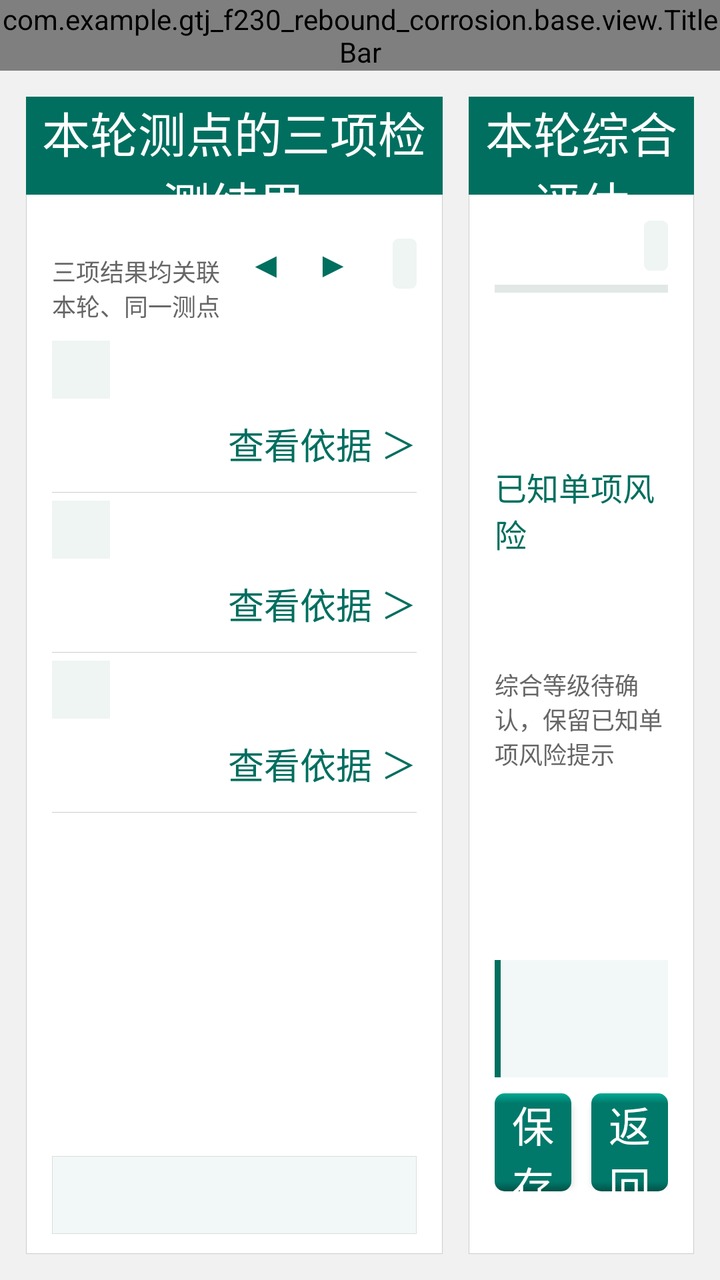
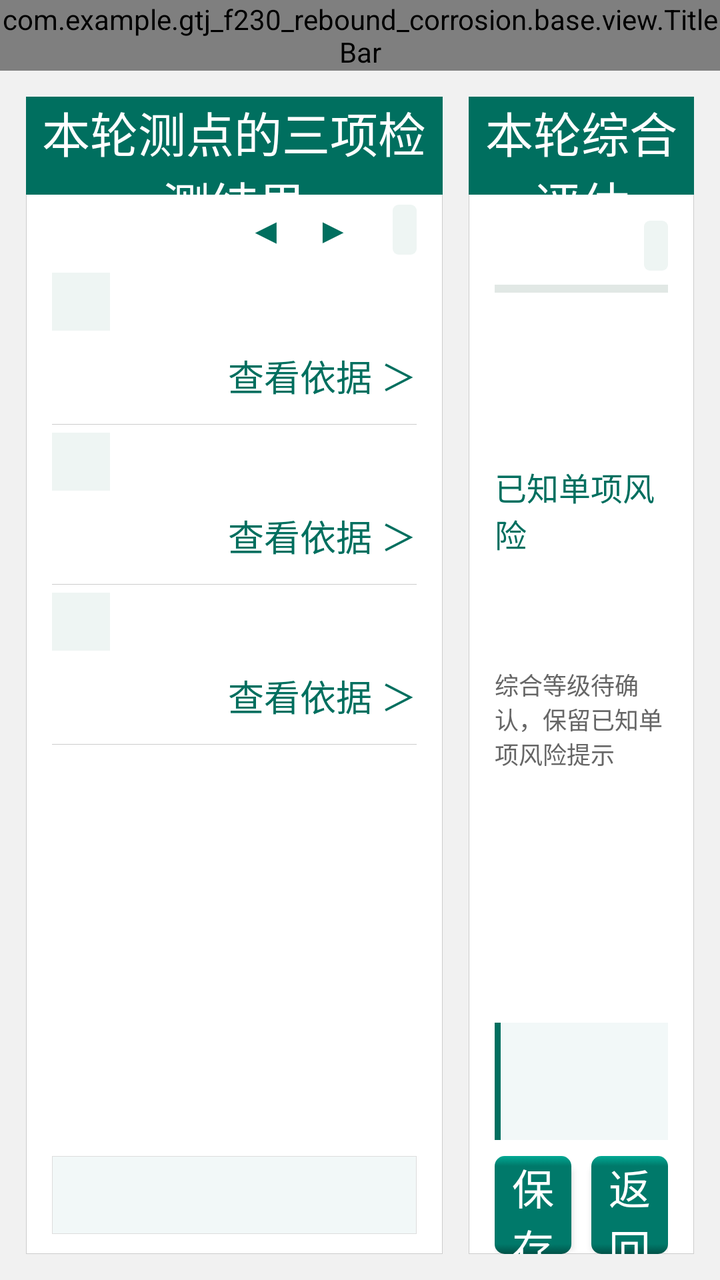

Before-and-after screenshots of an Android layout around one commit, followed by the original layout XML and the change that was made.
<!-- AndroidManifest.xml: application theme AppTheme -->
<!-- res/layout/act_assessment.xml -->
<?xml version="1.0" encoding="utf-8"?>
<LinearLayout xmlns:android="http://schemas.android.com/apk/res/android"
    android:layout_width="match_parent"
    android:layout_height="match_parent"
    android:orientation="vertical">

    <com.example.gtj_f230_rebound_corrosion.base.view.TitleBar
        android:id="@+id/navigationBar"
        android:layout_width="match_parent"
        android:layout_height="wrap_content"
        android:background="@color/theme_color" />

    <LinearLayout
        android:layout_width="match_parent"
        android:layout_height="0dp"
        android:layout_margin="13dp"
        android:layout_weight="1"
        android:orientation="horizontal">

        
        <LinearLayout
            android:layout_width="0dp"
            android:layout_height="match_parent"
            android:layout_weight="65"
            android:background="@drawable/bg_assess_panel"
            android:orientation="vertical">

            <TextView
                android:layout_width="match_parent"
                android:layout_height="49dp"
                android:background="@color/theme_color"
                android:gravity="center"
                android:text="本轮测点的三项检测结果"
                android:textColor="@color/colorFFF"
                android:textSize="24dp" />

            <LinearLayout
                android:layout_width="match_parent"
                android:layout_height="wrap_content"
                android:gravity="center_vertical"
                android:orientation="horizontal"
                android:paddingLeft="13dp"
                android:paddingTop="5dp"
                android:paddingRight="13dp"
                android:paddingBottom="5dp">

                <LinearLayout
                    android:layout_width="0dp"
                    android:layout_height="wrap_content"
                    android:layout_weight="1"
                    android:orientation="vertical">

                    <TextView
                        android:id="@+id/tv_head_title"
                        android:layout_width="wrap_content"
                        android:layout_height="wrap_content"
                        android:textColor="@color/color333"
                        android:textSize="18dp" />

                    <TextView
                        android:layout_width="wrap_content"
                        android:layout_height="wrap_content"
                        android:text="三项结果均关联本轮、同一测点"
                        android:textColor="@color/color666"
                        android:textSize="12dp" />
                </LinearLayout>

                <TextView
                    android:id="@+id/tv_point_prev"
                    android:layout_width="wrap_content"
                    android:layout_height="wrap_content"
                    android:paddingLeft="8dp"
                    android:paddingRight="8dp"
                    android:text="◀"
                    android:textColor="@color/theme_color"
                    android:textSize="18dp" />

                <TextView
                    android:id="@+id/tv_point_index"
                    android:layout_width="wrap_content"
                    android:layout_height="wrap_content"
                    android:textColor="@color/color666"
                    android:textSize="16dp" />

                <TextView
                    android:id="@+id/tv_point_next"
                    android:layout_width="wrap_content"
                    android:layout_height="wrap_content"
                    android:paddingLeft="8dp"
                    android:paddingRight="8dp"
                    android:text="▶"
                    android:textColor="@color/theme_color"
                    android:textSize="18dp" />

                <TextView
                    android:id="@+id/tv_pill"
                    android:layout_width="wrap_content"
                    android:layout_height="wrap_content"
                    android:layout_marginStart="13dp"
                    android:background="@drawable/bg_assess_pill"
                    android:paddingLeft="6dp"
                    android:paddingTop="3dp"
                    android:paddingRight="6dp"
                    android:paddingBottom="3dp"
                    android:textColor="@color/theme_color"
                    android:textSize="14dp" />
            </LinearLayout>

            <ScrollView
                android:layout_width="match_parent"
                android:layout_height="0dp"
                android:layout_weight="1"
                android:fillViewport="true">

                <LinearLayout
                    android:layout_width="match_parent"
                    android:layout_height="wrap_content"
                    android:orientation="vertical"
                    android:paddingLeft="13dp"
                    android:paddingRight="13dp">

                    <include
                        android:id="@+id/metric_crack"
                        layout="@layout/item_assess_metric" />

                    <include
                        android:id="@+id/metric_strength"
                        layout="@layout/item_assess_metric" />

                    <include
                        android:id="@+id/metric_corrosion"
                        layout="@layout/item_assess_metric" />
                </LinearLayout>
            </ScrollView>

            <TextView
                android:id="@+id/tv_process"
                android:layout_width="match_parent"
                android:layout_height="wrap_content"
                android:layout_marginLeft="13dp"
                android:layout_marginTop="7dp"
                android:layout_marginRight="13dp"
                android:layout_marginBottom="10dp"
                android:background="@drawable/bg_assess_process"
                android:lineSpacingExtra="5dp"
                android:maxHeight="83dp"
                android:padding="10dp"
                android:textColor="@color/color666"
                android:textSize="14dp" />
        </LinearLayout>

        
        <LinearLayout
            android:layout_width="0dp"
            android:layout_height="match_parent"
            android:layout_marginStart="13dp"
            android:layout_weight="35"
            android:background="@drawable/bg_assess_panel"
            android:orientation="vertical">

            <TextView
                android:layout_width="match_parent"
                android:layout_height="49dp"
                android:background="@color/theme_color"
                android:gravity="center"
                android:text="本轮综合评估"
                android:textColor="@color/colorFFF"
                android:textSize="24dp" />

            <ScrollView
                android:layout_width="match_parent"
                android:layout_height="0dp"
                android:layout_weight="1"
                android:fillViewport="true">

                <LinearLayout
                    android:layout_width="match_parent"
                    android:layout_height="wrap_content"
                    android:orientation="vertical"
                    android:padding="13dp">

                    <LinearLayout
                        android:layout_width="match_parent"
                        android:layout_height="wrap_content"
                        android:gravity="center_vertical"
                        android:orientation="horizontal">

                        <TextView
                            android:id="@+id/tv_sum_left"
                            android:layout_width="0dp"
                            android:layout_height="wrap_content"
                            android:layout_weight="1"
                            android:textColor="@color/color666"
                            android:textSize="14dp" />

                        <TextView
                            android:id="@+id/tv_sum_pill"
                            android:layout_width="wrap_content"
                            android:layout_height="wrap_content"
                            android:background="@drawable/bg_assess_pill"
                            android:paddingLeft="6dp"
                            android:paddingTop="3dp"
                            android:paddingRight="6dp"
                            android:paddingBottom="3dp"
                            android:textColor="@color/theme_color"
                            android:textSize="14dp" />
                    </LinearLayout>

                    <FrameLayout
                        android:id="@+id/fl_progress"
                        android:layout_width="match_parent"
                        android:layout_height="4dp"
                        android:layout_marginTop="7dp"
                        android:layout_marginBottom="8dp"
                        android:background="@drawable/bg_assess_track">

                        <View
                            android:id="@+id/v_progress_fill"
                            android:layout_width="0dp"
                            android:layout_height="match_parent"
                            android:background="@color/theme_color" />
                    </FrameLayout>

                    <TextView
                        android:id="@+id/tv_big_grade"
                        android:layout_width="wrap_content"
                        android:layout_height="wrap_content"
                        android:textColor="@color/color999"
                        android:textSize="34dp" />

                    <TextView
                        android:id="@+id/tv_sum_desc"
                        android:layout_width="match_parent"
                        android:layout_height="wrap_content"
                        android:layout_marginTop="3dp"
                        android:textColor="@color/color666"
                        android:textSize="14dp" />

                    <TextView
                        android:id="@+id/tv_known_title"
                        android:layout_width="wrap_content"
                        android:layout_height="wrap_content"
                        android:layout_marginTop="10dp"
                        android:text="已知单项风险"
                        android:textColor="@color/theme_color"
                        android:textSize="16dp" />

                    <TextView
                        android:id="@+id/tv_known_grade"
                        android:layout_width="wrap_content"
                        android:layout_height="wrap_content"
                        android:layout_marginTop="3dp"
                        android:textColor="@color/assess_orange"
                        android:textSize="20dp"
                        android:textStyle="bold" />

                    <TextView
                        android:id="@+id/tv_known_controls"
                        android:layout_width="match_parent"
                        android:layout_height="wrap_content"
                        android:layout_marginTop="3dp"
                        android:textColor="@color/color666"
                        android:textSize="14dp" />

                    <TextView
                        android:id="@+id/tv_known_tip"
                        android:layout_width="match_parent"
                        android:layout_height="wrap_content"
                        android:layout_marginTop="3dp"
                        android:text="综合等级待确认，保留已知单项风险提示"
                        android:textColor="@color/color666"
                        android:textSize="12dp" />
                </LinearLayout>
            </ScrollView>

            <LinearLayout
                android:id="@+id/ll_advice"
                android:layout_width="match_parent"
                android:layout_height="wrap_content"
                android:layout_marginLeft="13dp"
                android:layout_marginTop="3dp"
                android:layout_marginRight="13dp"
                android:layout_marginBottom="8dp"
                android:background="@drawable/bg_assess_advice"
                android:orientation="vertical"
                android:paddingLeft="9dp"
                android:paddingTop="7dp"
                android:paddingRight="9dp"
                android:paddingBottom="7dp">

                <TextView
                    android:id="@+id/tv_advice_title"
                    android:layout_width="match_parent"
                    android:layout_height="wrap_content"
                    android:textColor="@color/color333"
                    android:textSize="17dp" />

                <TextView
                    android:id="@+id/tv_advice_desc"
                    android:layout_width="match_parent"
                    android:layout_height="wrap_content"
                    android:layout_marginTop="3dp"
                    android:textColor="@color/color666"
                    android:textSize="14dp" />
            </LinearLayout>

            <LinearLayout
                android:layout_width="match_parent"
                android:layout_height="49dp"
                android:layout_marginLeft="13dp"
                android:layout_marginRight="13dp"
                android:orientation="horizontal">

                <Button
                    android:id="@+id/btn_save"
                    android:layout_width="0dp"
                    android:layout_height="match_parent"
                    android:layout_weight="1"
                    android:background="@drawable/bg_button_18"
                    android:text="保存本轮评估"
                    android:textColor="@color/colorFFF"
                    android:textSize="21dp" />

                <Button
                    android:id="@+id/btn_back"
                    android:layout_width="0dp"
                    android:layout_height="match_parent"
                    android:layout_weight="1"
                    android:layout_marginStart="10dp"
                    android:background="@drawable/bg_button_18"
                    android:text="返回"
                    android:textColor="@color/colorFFF"
                    android:textSize="21dp" />
            </LinearLayout>

            <TextView
                android:id="@+id/tv_save_note"
                android:layout_width="match_parent"
                android:layout_height="wrap_content"
                android:layout_marginLeft="13dp"
                android:layout_marginTop="5dp"
                android:layout_marginRight="13dp"
                android:layout_marginBottom="10dp"
                android:gravity="center"
                android:textColor="@color/color666"
                android:textSize="12dp" />
        </LinearLayout>
    </LinearLayout>
</LinearLayout>
<!-- res/layout/item_assess_metric.xml (included above) -->
<?xml version="1.0" encoding="utf-8"?>
<LinearLayout xmlns:android="http://schemas.android.com/apk/res/android"
    android:layout_width="match_parent"
    android:layout_height="wrap_content"
    android:background="@drawable/bg_assess_row_line"
    android:minHeight="80dp"
    android:orientation="horizontal"
    android:paddingTop="4dp"
    android:paddingBottom="4dp">

    <TextView
        android:id="@+id/tv_number"
        android:layout_width="29dp"
        android:layout_height="29dp"
        android:background="@drawable/bg_assess_number"
        android:gravity="center"
        android:textColor="@color/theme_color"
        android:textSize="20dp" />

    <LinearLayout
        android:layout_width="0dp"
        android:layout_height="wrap_content"
        android:layout_marginStart="13dp"
        android:layout_weight="1"
        android:orientation="vertical">

        <TextView
            android:id="@+id/tv_title"
            android:layout_width="wrap_content"
            android:layout_height="wrap_content"
            android:textColor="@color/color333"
            android:textSize="19dp" />

        <LinearLayout
            android:layout_width="wrap_content"
            android:layout_height="wrap_content"
            android:gravity="bottom"
            android:orientation="horizontal">

            <TextView
                android:id="@+id/tv_value"
                android:layout_width="wrap_content"
                android:layout_height="wrap_content"
                android:textColor="@color/theme_color"
                android:textSize="31dp"
                android:textStyle="bold" />

            <TextView
                android:id="@+id/tv_unit"
                android:layout_width="wrap_content"
                android:layout_height="wrap_content"
                android:layout_marginStart="7dp"
                android:textColor="@color/color666"
                android:textSize="18dp" />
        </LinearLayout>

        <LinearLayout
            android:layout_width="match_parent"
            android:layout_height="wrap_content"
            android:orientation="horizontal">

            <TextView
                android:id="@+id/tv_detail_text"
                android:layout_width="wrap_content"
                android:layout_height="wrap_content"
                android:textColor="@color/color666"
                android:textSize="12dp"
                android:visibility="gone" />

            <TextView
                android:id="@+id/tv_detail_tag"
                android:layout_width="wrap_content"
                android:layout_height="wrap_content"
                android:layout_marginStart="5dp"
                android:background="@drawable/bg_assess_tag_warning"
                android:paddingLeft="4dp"
                android:paddingRight="4dp"
                android:textColor="@color/assess_orange"
                android:textSize="12dp"
                android:visibility="gone" />

            <TextView
                android:id="@+id/tv_detail_count"
                android:layout_width="wrap_content"
                android:layout_height="wrap_content"
                android:layout_marginStart="5dp"
                android:textColor="@color/color666"
                android:textSize="12dp"
                android:visibility="gone" />
        </LinearLayout>
    </LinearLayout>

    <LinearLayout
        android:layout_width="wrap_content"
        android:layout_height="match_parent"
        android:gravity="end"
        android:orientation="vertical">

        <TextView
            android:id="@+id/tv_grade"
            android:layout_width="wrap_content"
            android:layout_height="wrap_content"
            android:textColor="@color/theme_color"
            android:textSize="21dp" />

        <TextView
            android:id="@+id/tv_basis"
            android:layout_width="wrap_content"
            android:layout_height="wrap_content"
            android:layout_marginTop="10dp"
            android:text="查看依据 ＞"
            android:textColor="@color/theme_color"
            android:textSize="18dp" />
    </LinearLayout>
</LinearLayout>
<!-- resources referenced by this layout -->
<resources>
  <color name="assess_orange">#B66B12</color>
  <color name="color333">#333333</color>
  <color name="color666">#666666</color>
  <color name="color999">#999999</color>
  <color name="colorFFF">#FFFFFF</color>
  <color name="theme_color">#006F5F</color>
  <!-- drawable bg_assess_advice (drawable) -->
  <?xml version="1.0" encoding="utf-8"?>
  <layer-list xmlns:android="http://schemas.android.com/apk/res/android">
      <item>
          <shape>
              <solid android:color="@color/theme_color" />
          </shape>
      </item>
      <item android:left="3dp">
          <shape>
              <solid android:color="@color/colorF2F8F8" />
          </shape>
      </item>
  </layer-list>
  <!-- drawable bg_assess_number (drawable) -->
  <?xml version="1.0" encoding="utf-8"?>
  <shape xmlns:android="http://schemas.android.com/apk/res/android">
      <solid android:color="@color/assess_soft" />
  </shape>
  <!-- drawable bg_assess_panel (drawable) -->
  <?xml version="1.0" encoding="utf-8"?>
  <shape xmlns:android="http://schemas.android.com/apk/res/android">
      <solid android:color="@color/colorFFF" />
      <stroke
          android:width="1px"
          android:color="@color/colorCCC" />
  </shape>
  <!-- drawable bg_assess_pill (drawable) -->
  <?xml version="1.0" encoding="utf-8"?>
  <shape xmlns:android="http://schemas.android.com/apk/res/android">
      <solid android:color="@color/assess_soft" />
      <corners android:radius="3dp" />
  </shape>
  <!-- drawable bg_assess_process (drawable) -->
  <?xml version="1.0" encoding="utf-8"?>
  <shape xmlns:android="http://schemas.android.com/apk/res/android">
      <solid android:color="@color/colorF2F8F8" />
      <stroke
          android:width="1px"
          android:color="@color/colorDDD" />
  </shape>
  <!-- drawable bg_assess_row_line (drawable) -->
  <?xml version="1.0" encoding="utf-8"?>
  <layer-list xmlns:android="http://schemas.android.com/apk/res/android">
      <item>
          <shape>
              <solid android:color="@color/colorFFF" />
          </shape>
      </item>
      <item android:gravity="bottom">
          <shape>
              <solid android:color="@color/colorCCC" />
              <size android:height="1px" />
          </shape>
      </item>
  </layer-list>
  <!-- drawable bg_assess_tag_warning (drawable) -->
  <?xml version="1.0" encoding="utf-8"?>
  <shape xmlns:android="http://schemas.android.com/apk/res/android">
      <solid android:color="@color/assess_pending_bg" />
  </shape>
  <!-- drawable bg_assess_track (drawable) -->
  <?xml version="1.0" encoding="utf-8"?>
  <shape xmlns:android="http://schemas.android.com/apk/res/android">
      <solid android:color="@color/assess_track" />
  </shape>
  <style name="AppTheme" parent="Theme.AppCompat.Light.NoActionBar">
          <item name="colorPrimary">@color/colorPrimary</item>
          <item name="colorPrimaryDark">@color/colorPrimaryDark</item>
          <item name="colorAccent">@color/colorAccent</item>
          <item name="android:windowBackground">@color/color_F1F1F1</item>
          <item name="android:windowAnimationStyle">@style/fade</item>
      </style>
  <color name="colorF2F8F8">#F2F8F8</color>
  <color name="assess_soft">#EEF5F3</color>
  <color name="colorCCC">#CCCCCC</color>
  <color name="colorDDD">#DDDDDD</color>
  <color name="assess_pending_bg">#FFF3DF</color>
  <color name="assess_track">#E1E8E5</color>
  <color name="colorPrimary">#3F51B5</color>
  <color name="colorPrimaryDark">#303F9F</color>
  <color name="colorAccent">#FF4081</color>
  <color name="color_F1F1F1">#F1F1F1</color>
  <style name="fade" parent="@android:style/Animation.Activity">
          <item name="android:activityOpenEnterAnimation">@anim/slide_in_right</item>
          
          
          <item name="android:activityCloseExitAnimation">@anim/slide_out_right</item>
      </style>
  <!-- unchanged entries left out for length: 3 -->
</resources>

<!-- the commit's change to res/layout/act_assessment.xml (unified diff, before → after) -->
@@ -57,12 +57,6 @@
                         android:textColor="@color/color333"
                         android:textSize="18dp" />
 
-                    <TextView
-                        android:layout_width="wrap_content"
-                        android:layout_height="wrap_content"
-                        android:text="三项结果均关联本轮、同一测点"
-                        android:textColor="@color/color666"
-                        android:textSize="12dp" />
                 </LinearLayout>
 
                 <TextView
@@ -143,7 +137,7 @@
                 android:layout_marginBottom="10dp"
                 android:background="@drawable/bg_assess_process"
                 android:lineSpacingExtra="5dp"
-                android:maxHeight="83dp"
+                android:maxHeight="250dp"
                 android:padding="10dp"
                 android:textColor="@color/color666"
                 android:textSize="14dp" />
@@ -333,17 +327,6 @@
                     android:textSize="21dp" />
             </LinearLayout>
 
-            <TextView
-                android:id="@+id/tv_save_note"
-                android:layout_width="match_parent"
-                android:layout_height="wrap_content"
-                android:layout_marginLeft="13dp"
-                android:layout_marginTop="5dp"
-                android:layout_marginRight="13dp"
-                android:layout_marginBottom="10dp"
-                android:gravity="center"
-                android:textColor="@color/color666"
-                android:textSize="12dp" />
         </LinearLayout>
     </LinearLayout>
 </LinearLayout>
